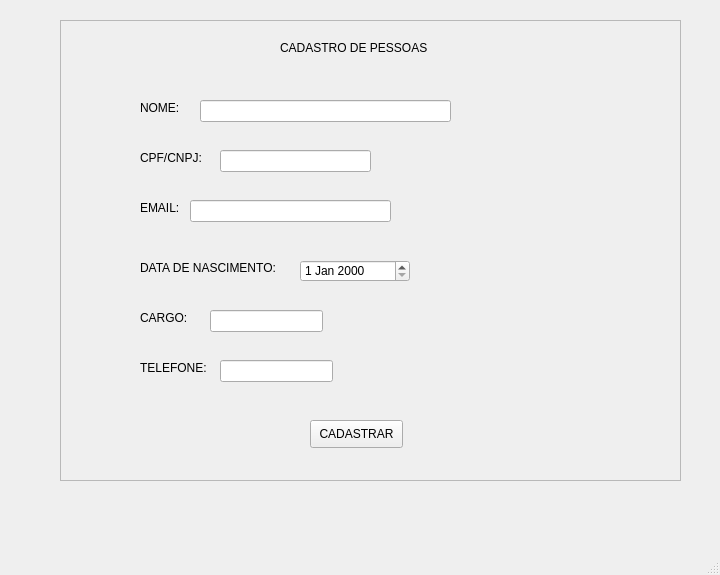
This is view/ui/cadastroPessoas.ui in Senac-SOR-ADS/Mapa-de-Sala as Qt 5 draws it before an edit. The edited form follows.
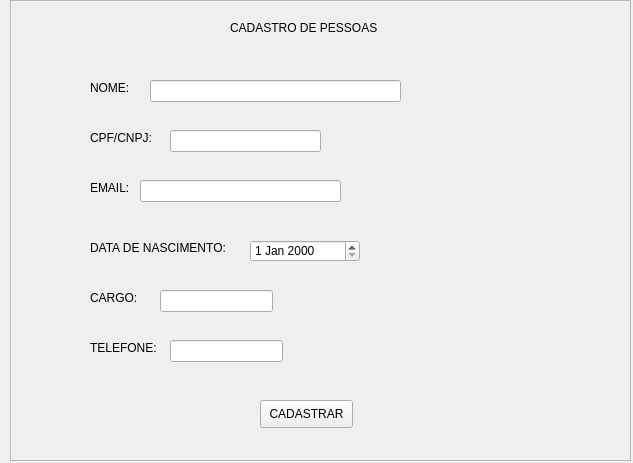
This is the edited form.

Commit message:
Redirecionamento de tela
criando um conexão com o botão cadastrar Pessoas e reserva onde que redireciona para as respectivas telas

Patch:
```diff
--- a/view/ui/cadastroPessoas.ui
+++ b/view/ui/cadastroPessoas.ui
@@ -1,24 +1,23 @@
 <?xml version="1.0" encoding="UTF-8"?>
 <ui version="4.0">
- <class>MainWindow</class>
- <widget class="QMainWindow" name="MainWindow">
+ <class>Form</class>
+ <widget class="QWidget" name="Form">
   <property name="geometry">
    <rect>
     <x>0</x>
     <y>0</y>
-    <width>720</width>
-    <height>575</height>
+    <width>633</width>
+    <height>463</height>
    </rect>
   </property>
   <property name="windowTitle">
    <string>MainWindow</string>
   </property>
-  <widget class="QWidget" name="centralwidget">
    <widget class="QFrame" name="frame">
     <property name="geometry">
      <rect>
-      <x>60</x>
-      <y>20</y>
+     <x>10</x>
+     <y>0</y>
       <width>621</width>
       <height>461</height>
      </rect>
@@ -210,18 +209,6 @@
      </property>
     </widget>
    </widget>
-  </widget>
-  <widget class="QMenuBar" name="menubar">
-   <property name="geometry">
-    <rect>
-     <x>0</x>
-     <y>0</y>
-     <width>720</width>
-     <height>26</height>
-    </rect>
-   </property>
-  </widget>
-  <widget class="QStatusBar" name="statusbar"/>
  </widget>
  <resources/>
  <connections/>
```
Left out of the diff: 2 changed lines with no effect on the pictures. Lines whose indentation alone changed are shown as unchanged. The commit also changes 3 other files.
